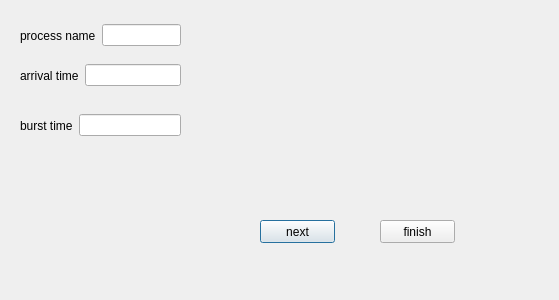
Above: preemptive.ui from DaliaAymanAmeen/CPU-Scheduling-Visualization- before the change. Below: the same form after it.
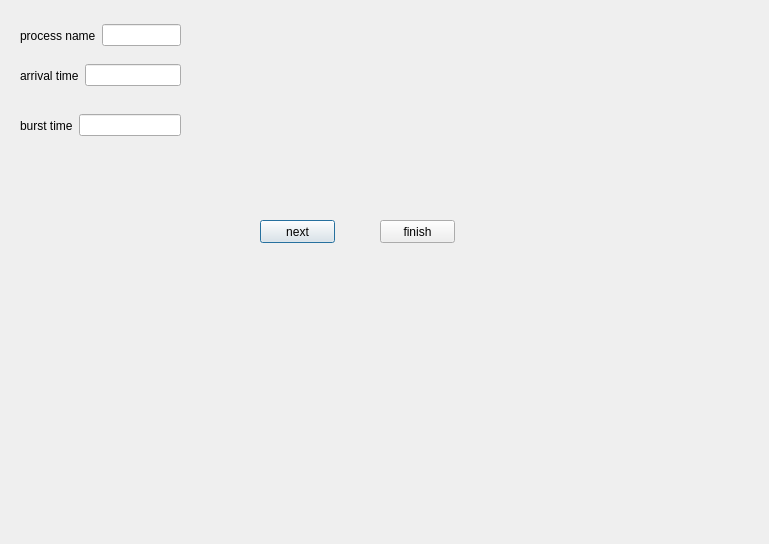
That is the form after the change.

Diff of the .ui file:
```diff
--- a/preemptive.ui
+++ b/preemptive.ui
@@ -6,8 +6,8 @@
    <rect>
     <x>0</x>
     <y>0</y>
-    <width>559</width>
-    <height>300</height>
+    <width>769</width>
+    <height>544</height>
    </rect>
   </property>
   <property name="windowTitle">
```
